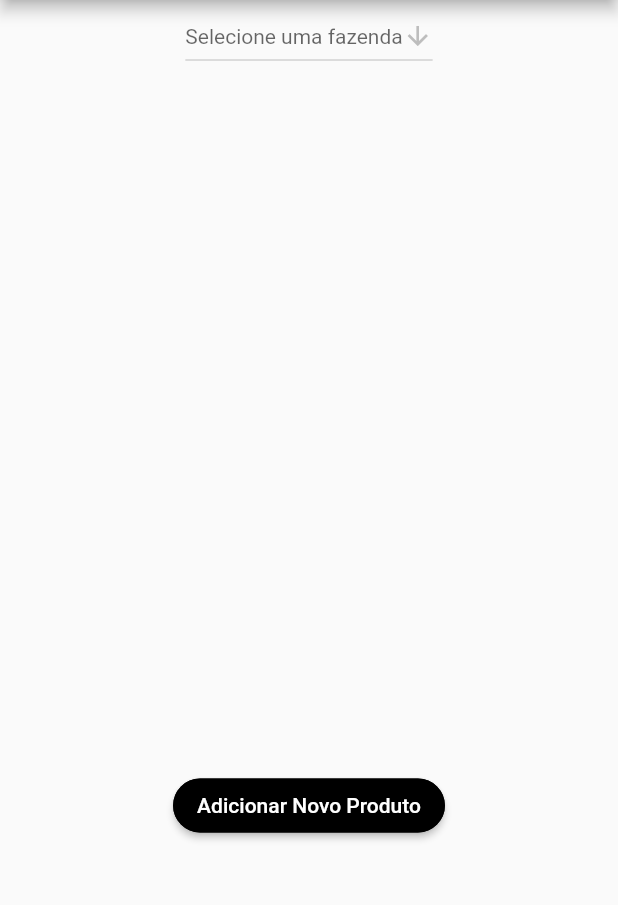
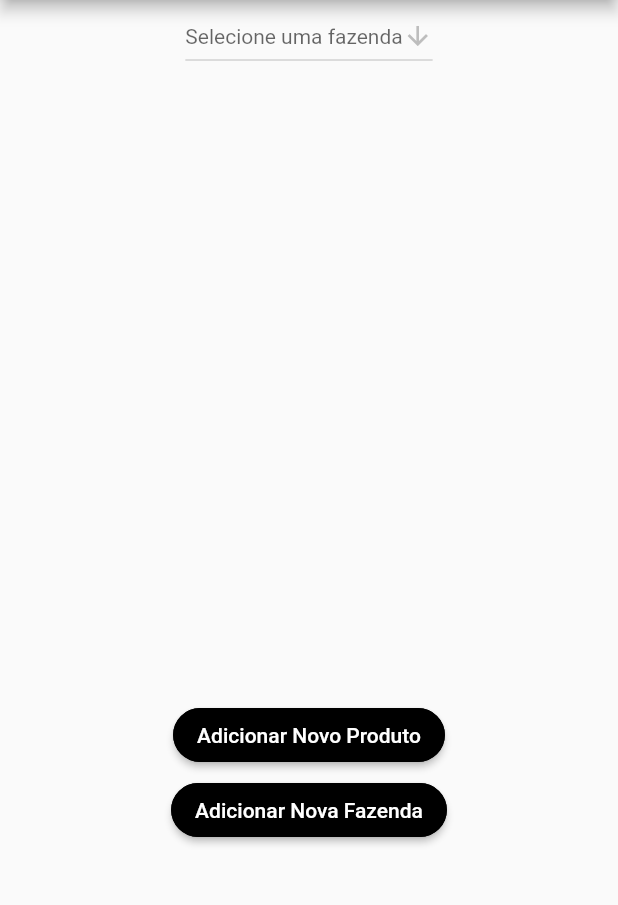
Before and after one commit to renan-almeidaa/projeto_muh_compmov, a Flutter app: the FazendasScreen screen opened directly, on a phone screen of 412 x 824 dp, the part 84-989 px from its top. Run offline on Flutter 3.47's test engine with Material 2 defaults, Android fonts, the phone set to English and light mode, and no system bars; our stand-ins replace cloud_firestore, firebase_auth, firebase_storage, getwidget, image_picker, mask_text_input_formatter; missing offline and left inert: masked_text; accounts and stored records are empty.

Commit message:
Bug dropdown resolvido na tela "fazendas_screen.dart"

```diff
--- a/lib/models/user_model.dart
+++ b/lib/models/user_model.dart
@@ -190,6 +190,8 @@ class UserModel extends Model{
     String idFa = this.id[indice];
     //produtos.clear();
     QuerySnapshot query = await Firestore.instance.collection('users').document(firebaseUser.uid).collection('farms').document(idFa).collection('products').getDocuments();
+    produtos.clear();
+    produtosId.clear();
     for(DocumentSnapshot item in query.documents) {
       var dados = item.data;
       print("nome12121212121: " + dados["name"]);
--- a/lib/screens/fazendas_screen.dart
+++ b/lib/screens/fazendas_screen.dart
@@ -4,6 +4,7 @@ import 'package:flutter/material.dart';
 import 'package:image_picker/image_picker.dart';
 import 'package:projeto_muh_compmov/drawer/Drawer.dart';
 import 'package:projeto_muh_compmov/models/user_model.dart';
+import 'package:projeto_muh_compmov/screens/cadastro_fazenda_screen.dart';
 import 'package:projeto_muh_compmov/screens/fazenda_selecionada_screen.dart';
 import 'package:projeto_muh_compmov/screens/item_screen.dart';
 import 'package:scoped_model/scoped_model.dart';
@@ -192,7 +193,7 @@ class _FazendasScreen extends State<FazendasScreen> {
             return Column(
               children: <Widget>[
                 Padding(
-                  padding: EdgeInsets.only(bottom: 20),
+                  padding: EdgeInsets.only(bottom: 5),
                   child: new Center(
                     child: DropdownButton(
                       icon: Icon(Icons.arrow_downward),
@@ -222,13 +223,13 @@ class _FazendasScreen extends State<FazendasScreen> {
                 Column(
                   children: <Widget>[
                     Padding(
-                      padding: EdgeInsets.all(5),
+                      padding: EdgeInsets.all(1),
                       child: Condicional(context, model, _productionSel),
                     )
                   ],
                 ),
                 Padding(
-                  padding: EdgeInsets.all(25),
+                  padding: EdgeInsets.all(1),
                   child: RaisedButton(
                     color: Colors.black,
                     onPressed: (){
@@ -251,6 +252,31 @@ class _FazendasScreen extends State<FazendasScreen> {
                     ),
                   ),
                 ),
+                Padding(
+                  padding: EdgeInsets.all(1),
+                  child: RaisedButton(
+                    color: Colors.black,
+                    onPressed: (){
+                      Navigator.of(context).push(
+                        MaterialPageRoute(builder: (context) => CadastroFzd())
+                      ).then((value) async {
+                        model.pegaNomedeumaFazenda();
+                        await Future.delayed(Duration(seconds: 1));
+                        setState(() {});
+                      });
+                    },
+                    child: Text(
+                      "Adicionar Nova Fazenda",
+                      style: TextStyle(
+                        color: Colors.white,
+                      ),
+                    ),
+                    shape: RoundedRectangleBorder(
+                      borderRadius: BorderRadius.circular(30.0),
+                      side: BorderSide(color: Colors.black),
+                    ),
+                  ),
+                )
               ],
             );
           }
```
